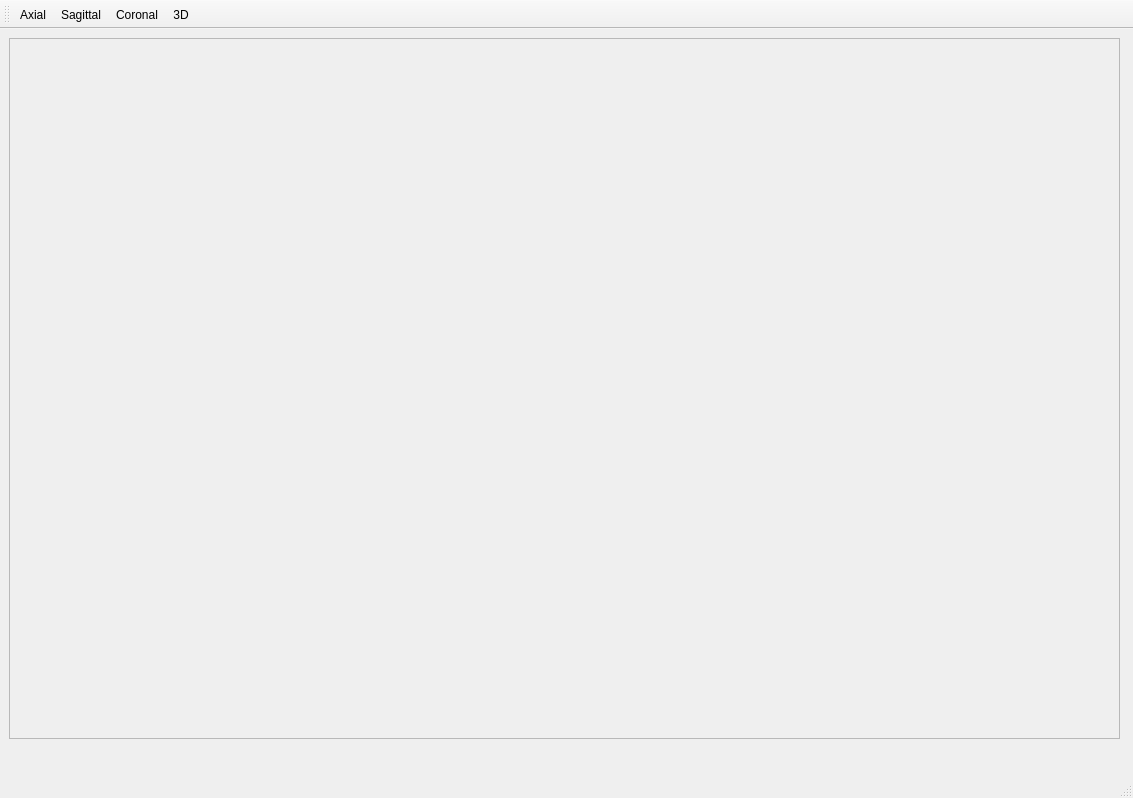
patafana/populse_mia, file python/populse_mia/user_interface/data_viewer/anatomist_2/second_window.ui: the form before one commit.
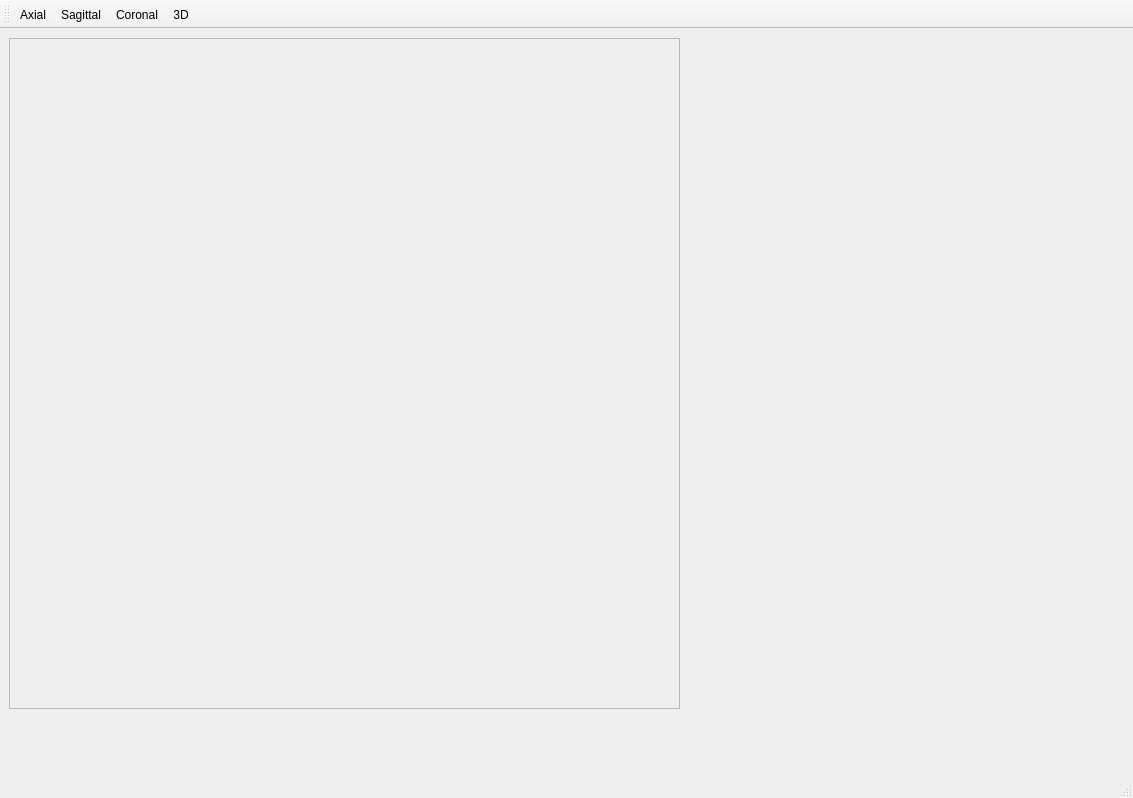
The form after the commit. Icons and pictures are not drawn.

Commit message: second window works but needs improvement

```diff
--- a/python/populse_mia/user_interface/data_viewer/anatomist_2/second_window.ui
+++ b/python/populse_mia/user_interface/data_viewer/anatomist_2/second_window.ui
@@ -19,8 +19,8 @@
      <rect>
       <x>9</x>
       <y>9</y>
-      <width>1111</width>
-      <height>701</height>
+      <width>671</width>
+      <height>671</height>
      </rect>
     </property>
     <property name="frameShape">
```
The commit also changes 2 other files.
